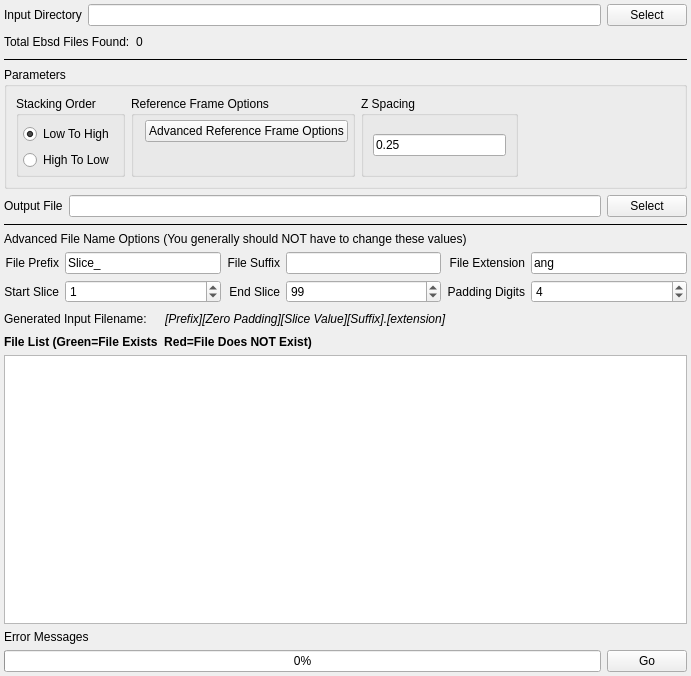
First picture: the form in Source/Plugins/EbsdImport/UI/EbsdImportWidget.ui, repository BlueQuartzSoftware/DREAM3D, before the edit.
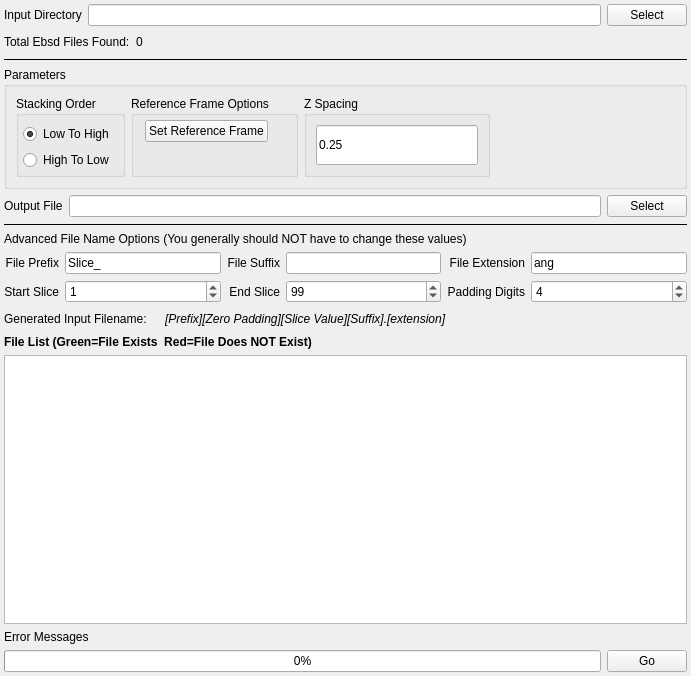
Second picture: the form after the edit. Custom widgets are drawn as their Qt base class.

Commit message: Adding a dedicated 'Help' button to the reference frame dialog. Adjusting the wording on the reference frame button

```diff
--- a/Source/Plugins/EbsdImport/UI/EbsdImportWidget.ui
+++ b/Source/Plugins/EbsdImport/UI/EbsdImportWidget.ui
@@ -131,7 +131,7 @@
             <string>HElp</string>
            </property>
            <property name="text">
-            <string>Advanced Reference Frame Options</string>
+            <string>Set Reference Frame</string>
            </property>
           </widget>
          </item>
@@ -213,7 +213,7 @@
          <item>
           <widget class="QLineEdit" name="m_zSpacing">
            <property name="sizePolicy">
-            <sizepolicy hsizetype="MinimumExpanding" vsizetype="Fixed">
+            <sizepolicy hsizetype="Preferred" vsizetype="Preferred">
              <horstretch>0</horstretch>
              <verstretch>0</verstretch>
             </sizepolicy>
```
The commit also changes 3 other files.
